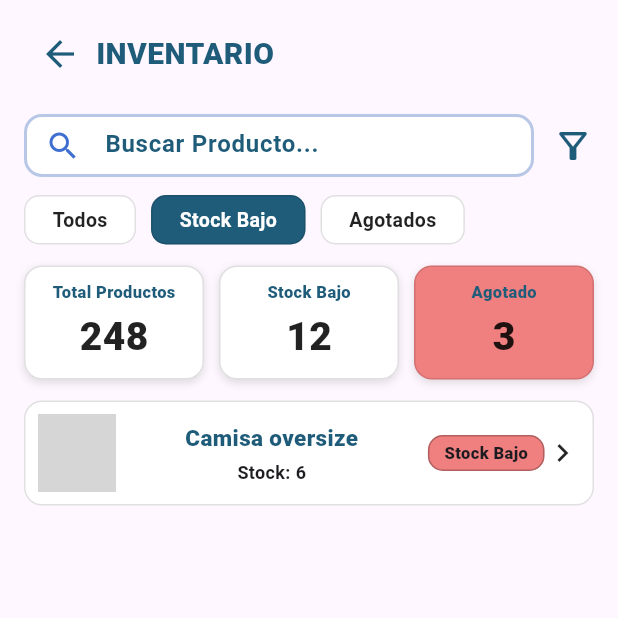
After one commit to hernandezcastilloashleemassiel-creator/Aparellaplication, a Flutter app: the InventarioScreen screen opened directly, after a tap on "Stock Bajo", on a phone screen of 412 x 824 dp, the top half of it. The commit adds this screen. Run offline on Flutter 3.47's test engine with Material 3 defaults, Android fonts, the phone set to English and light mode, and no system bars; our stand-ins replace get_it; grey boxes are pictures that could not be loaded.

Commit message:
Se agrego inventario

```diff
--- /dev/null
+++ b/lib/data/colores_data.dart
@@ -0,0 +1,6 @@
+import 'package:flutter/material.dart';
+
+const kFondo = Color(0xFFF2EBDC);
+const kAzul = Color(0xFF1F5C7A);
+const kRojo = Color(0xFFF08080);
+const kVerde = Color(0xFF8CE67A);
--- /dev/null
+++ b/lib/data/productos_data.dart
@@ -0,0 +1,30 @@
+enum Estado { disponible, stockBajo, agotado }
+
+class Producto {
+  final String nombre;
+  final int stock;
+  final Estado estado;
+  final String imagen; // ruta en assets
+
+  const Producto(this.nombre, this.stock, this.estado, this.imagen);
+}
+
+class ResumenInventario {
+  final int total;
+  final int stockBajo;
+  final int agotados;
+
+  const ResumenInventario(this.total, this.stockBajo, this.agotados);
+}
+   class InventarioData {
+     final ResumenInventario resumen = const ResumenInventario(248, 12, 3);
+
+     final List<Producto> productos = const [
+       Producto('Camisa oversize', 6, Estado.stockBajo, 'assets/camisa.png'),
+       Producto('Pantalon', 5, Estado.disponible, 'assets/pantalon.png'),
+       Producto('Gorra Nike', 4, Estado.agotado, 'assets/gorra.png'),
+       Producto('Vestido', 7, Estado.disponible, 'assets/vestido.png'),
+       Producto('Tennis Nike', 2, Estado.disponible, 'assets/tennis.png'),
+       Producto('Chaqueta', 4, Estado.disponible, 'assets/chaqueta.png'),
+     ];
+   }
--- a/lib/dependencias.dart
+++ b/lib/dependencias.dart
@@ -1,6 +1,8 @@
 import 'package:get_it/get_it.dart';
 import 'data/login_data.dart';
 import 'service/login_service.dart';
+import 'data/productos_data.dart';
+import 'service/inventario_service.dart';
 
 final getIt = GetIt.instance;
 
@@ -10,3 +12,12 @@ void configurarDependencias() {
     () => AuthService(getIt<LoginData>()),
   );
 }
+void dependenciasInventario() {
+  // Data
+  getIt.registerLazySingleton<InventarioData>(() => InventarioData());
+
+  // Service (recibe la data desde get_it)
+  getIt.registerLazySingleton<InventarioService>(
+    () => InventarioService(getIt<InventarioData>()),
+  );
+}
--- a/lib/main.dart
+++ b/lib/main.dart
@@ -1,9 +1,9 @@
 import 'package:flutter/material.dart';
 import 'screens/login_screens.dart';
 import 'dependencias.dart';
-
 void main() {
   configurarDependencias();
+  dependenciasInventario();
   runApp(const MyApp());
 }
 
@@ -17,4 +17,8 @@ class MyApp extends StatelessWidget {
       home: LoginScreen(),
     );
   }
+
+
+
+
 }
--- /dev/null
+++ b/lib/screens/inventario_screens.dart
@@ -0,0 +1,94 @@
+import 'package:flutter/material.dart';
+
+import '../data/colores_data.dart';
+import '../dependencias.dart';
+import '../service/inventario_service.dart';
+import '../widgets/inventario_widgets.dart';
+
+class InventarioScreen extends StatefulWidget {
+  const InventarioScreen({super.key});
+
+  @override
+  State<InventarioScreen> createState() => _InventarioScreenState();
+}
+
+class _InventarioScreenState extends State<InventarioScreen> {
+  // Se obtiene el servicio desde get_it
+  final InventarioService servicio = getIt<InventarioService>();
+
+  int filtro = 0;
+  String busqueda = '';
+
+  @override
+  Widget build(BuildContext context) {
+    final lista = servicio.filtrar(filtro: filtro, busqueda: busqueda);
+    final resumen = servicio.obtenerResumen();
+
+    return Scaffold(
+      body: SafeArea(
+        child: Padding(
+          padding: const EdgeInsets.symmetric(horizontal: 16),
+          child: Column(
+            crossAxisAlignment: CrossAxisAlignment.start,
+            children: [
+              const SizedBox(height: 12),
+              Row(
+                children: [
+                  IconButton(
+                    onPressed: () {},
+                    icon: const Icon(Icons.arrow_back, color: kAzul, size: 28),
+                  ),
+                  const Text(
+                    'INVENTARIO',
+                    style: TextStyle(
+                      color: kAzul,
+                      fontSize: 20,
+                      fontWeight: FontWeight.w900,
+                    ),
+                  ),
+                ],
+              ),
+              const SizedBox(height: 16),
+              Buscador(onChanged: (v) => setState(() => busqueda = v)),
+              const SizedBox(height: 12),
+              FiltroChips(
+                seleccionado: filtro,
+                onSelected: (i) => setState(() => filtro = i),
+              ),
+              const SizedBox(height: 14),
+              Row(
+                children: [
+                  Expanded(
+                    child: ResumenCard(
+                        titulo: 'Total Productos', valor: '${resumen.total}'),
+                  ),
+                  const SizedBox(width: 10),
+                  Expanded(
+                    child: ResumenCard(
+                        titulo: 'Stock Bajo', valor: '${resumen.stockBajo}'),
+                  ),
+                  const SizedBox(width: 10),
+                  Expanded(
+                    child: ResumenCard(
+                      titulo: 'Agotado',
+                      valor: '${resumen.agotados}',
+                      color: kRojo,
+                    ),
+                  ),
+                ],
+              ),
+              const SizedBox(height: 14),
+              Expanded(
+                child: ListView.separated(
+                  itemCount: lista.length,
+                  separatorBuilder: (_, __) => const SizedBox(height: 12),
+                  itemBuilder: (_, i) => ProductoCard(producto: lista[i]),
+                ),
+              ),
+            ],
+          ),
+        ),
+      ),
+    );
+  }
+}
--- /dev/null
+++ b/lib/service/inventario_service.dart
@@ -0,0 +1,20 @@
+import '../data/productos_data.dart';
+
+class InventarioService {
+  final InventarioData data;
+
+  InventarioService(this.data);
+
+  /// filtro: 0 = Todos, 1 = Stock Bajo, 2 = Agotados
+  List<Producto> filtrar({int filtro = 0, String busqueda = ''}) {
+    return data.productos.where((p) {
+      final coincide = p.nombre.toLowerCase().contains(busqueda.toLowerCase());
+      final cumple = filtro == 0 ||
+          (filtro == 1 && p.estado == Estado.stockBajo) ||
+          (filtro == 2 && p.estado == Estado.agotado);
+      return coincide && cumple;
+    }).toList();
+  }
+
+  ResumenInventario obtenerResumen() => data.resumen;
+}
--- /dev/null
+++ b/lib/widgets/inventario_widgets.dart
@@ -0,0 +1,198 @@
+import 'package:flutter/material.dart';
+
+import '../data/colores_data.dart';
+import '../data/productos_data.dart';
+
+// ---------------------------------------------------------------
+// BUSCADOR
+// ---------------------------------------------------------------
+class Buscador extends StatelessWidget {
+  final ValueChanged<String> onChanged;
+  const Buscador({super.key, required this.onChanged});
+
+  @override
+  Widget build(BuildContext context) {
+    return Row(
+      children: [
+        Expanded(
+          child: Container(
+            height: 42,
+            decoration: BoxDecoration(
+              color: Colors.white,
+              borderRadius: BorderRadius.circular(12),
+              border: Border.all(color: const Color(0xFFB8C7E6), width: 2),
+            ),
+            child: TextField(
+              onChanged: onChanged,
+              style: const TextStyle(color: kAzul, fontWeight: FontWeight.bold),
+              decoration: const InputDecoration(
+                hintText: 'Buscar Producto...',
+                hintStyle:
+                    TextStyle(color: kAzul, fontWeight: FontWeight.bold),
+                prefixIcon: Icon(Icons.search, color: Color(0xFF3F6FD1)),
+                border: InputBorder.none,
+                contentPadding: EdgeInsets.symmetric(vertical: 10),
+              ),
+            ),
+          ),
+        ),
+        const SizedBox(width: 12),
+        const Icon(Icons.filter_alt_outlined, color: kAzul, size: 28),
+      ],
+    );
+  }
+}
+
+// ---------------------------------------------------------------
+// CHIPS DE FILTRO
+// ---------------------------------------------------------------
+class FiltroChips extends StatelessWidget {
+  final int seleccionado;
+  final ValueChanged<int> onSelected;
+  const FiltroChips(
+      {super.key, required this.seleccionado, required this.onSelected});
+
+  @override
+  Widget build(BuildContext context) {
+    const etiquetas = ['Todos', 'Stock Bajo', 'Agotados'];
+    return Row(
+      children: List.generate(etiquetas.length, (i) {
+        final activo = seleccionado == i;
+        return Padding(
+          padding: const EdgeInsets.only(right: 10),
+          child: GestureDetector(
+            onTap: () => onSelected(i),
+            child: Container(
+              padding: const EdgeInsets.symmetric(horizontal: 18, vertical: 6),
+              decoration: BoxDecoration(
+                color: activo ? kAzul : Colors.white,
+                borderRadius: BorderRadius.circular(10),
+                border: Border.all(color: Colors.black12),
+              ),
+              child: Text(
+                etiquetas[i],
+                style: TextStyle(
+                  color: activo ? Colors.white : Colors.black87,
+                  fontWeight: FontWeight.bold,
+                  fontSize: 13,
+                ),
+              ),
+            ),
+          ),
+        );
+      }),
+    );
+  }
+}
+
+// ---------------------------------------------------------------
+// TARJETA DE RESUMEN
+// ---------------------------------------------------------------
+class ResumenCard extends StatelessWidget {
+  final String titulo;
+  final String valor;
+  final Color color;
+
+  const ResumenCard({
+    super.key,
+    required this.titulo,
+    required this.valor,
+    this.color = Colors.white,
+  });
+
+  @override
+  Widget build(BuildContext context) {
+    return Container(
+      height: 76,
+      decoration: BoxDecoration(
+        color: color,
+        borderRadius: BorderRadius.circular(12),
+        border: Border.all(color: Colors.black12),
+        boxShadow: const [
+          BoxShadow(color: Colors.black12, blurRadius: 4, offset: Offset(0, 2))
+        ],
+      ),
+      child: Column(
+        mainAxisAlignment: MainAxisAlignment.center,
+        children: [
+          Text(titulo,
+              style: const TextStyle(
+                  color: kAzul, fontSize: 11, fontWeight: FontWeight.w800)),
+          const SizedBox(height: 4),
+          Text(valor,
+              style: const TextStyle(
+                  color: Colors.black87,
+                  fontSize: 26,
+                  fontWeight: FontWeight.w900)),
+        ],
+      ),
+    );
+  }
+}
+
+// ---------------------------------------------------------------
+// TARJETA DE PRODUCTO
+// ---------------------------------------------------------------
+class ProductoCard extends StatelessWidget {
+  final Producto producto;
+  const ProductoCard({super.key, required this.producto});
+
+  @override
+  Widget build(BuildContext context) {
+    final (texto, color) = switch (producto.estado) {
+      Estado.disponible => ('Disponible', kVerde),
+      Estado.stockBajo => ('Stock Bajo', kRojo),
+      Estado.agotado => ('Agotado', kRojo),
+    };
+
+    return Container(
+      padding: const EdgeInsets.all(8),
+      decoration: BoxDecoration(
+        color: Colors.white,
+        borderRadius: BorderRadius.circular(12),
+        border: Border.all(color: Colors.black12),
+      ),
+      child: Row(
+        children: [
+          SizedBox(
+            width: 52,
+            height: 52,
+            child: Image.asset(
+              producto.imagen,
+              fit: BoxFit.cover,
+              errorBuilder: (_, __, ___) =>
+                  const Icon(Icons.image, color: Colors.grey, size: 40),
+            ),
+          ),
+          Expanded(
+            child: Column(
+              children: [
+                Text(producto.nombre,
+                    style: const TextStyle(
+                        color: kAzul,
+                        fontSize: 15,
+                        fontWeight: FontWeight.w900)),
+                const SizedBox(height: 4),
+                Text('Stock: ${producto.stock}',
+                    style: const TextStyle(
+                        fontSize: 12, fontWeight: FontWeight.bold)),
+              ],
+            ),
+          ),
+          Container(
+            padding: const EdgeInsets.symmetric(horizontal: 10, vertical: 3),
+            decoration: BoxDecoration(
+              color: color,
+              borderRadius: BorderRadius.circular(10),
+              border: Border.all(color: Colors.black26),
+            ),
+            child: Text(texto,
+                style: const TextStyle(
+                    fontSize: 11, fontWeight: FontWeight.w800)),
+          ),
+          const Icon(Icons.chevron_right, color: Colors.black87),
+        ],
+      ),
+    );
+  }
+}
--- a/pubspec.yaml
+++ b/pubspec.yaml
@@ -13,7 +13,7 @@ dependencies:
 
   cupertino_icons: ^1.0.8
   http: ^1.2.0
-  get_it: ^7.6.0
+  get_it: ^9.3.0
 
 dev_dependencies:
   flutter_test:
```
Also changed, not shown: pubspec.lock.
